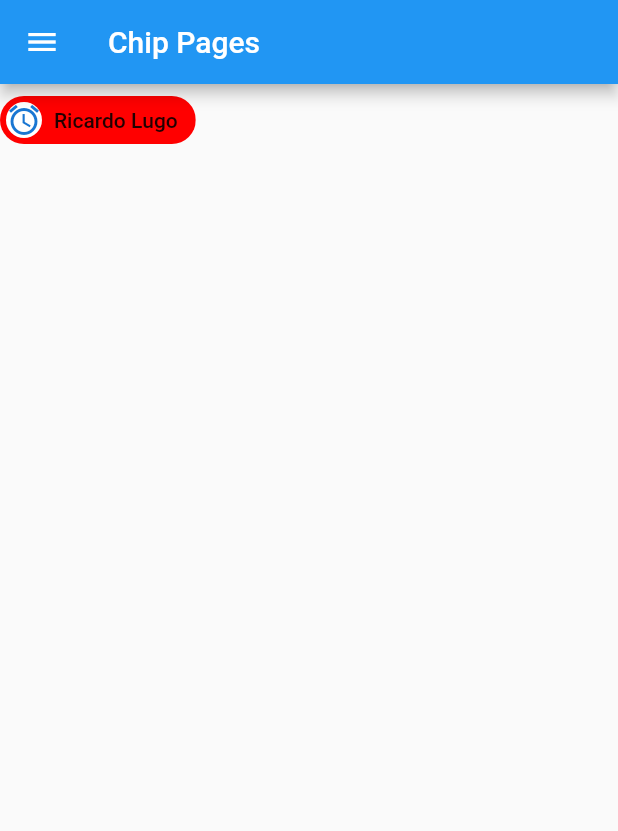
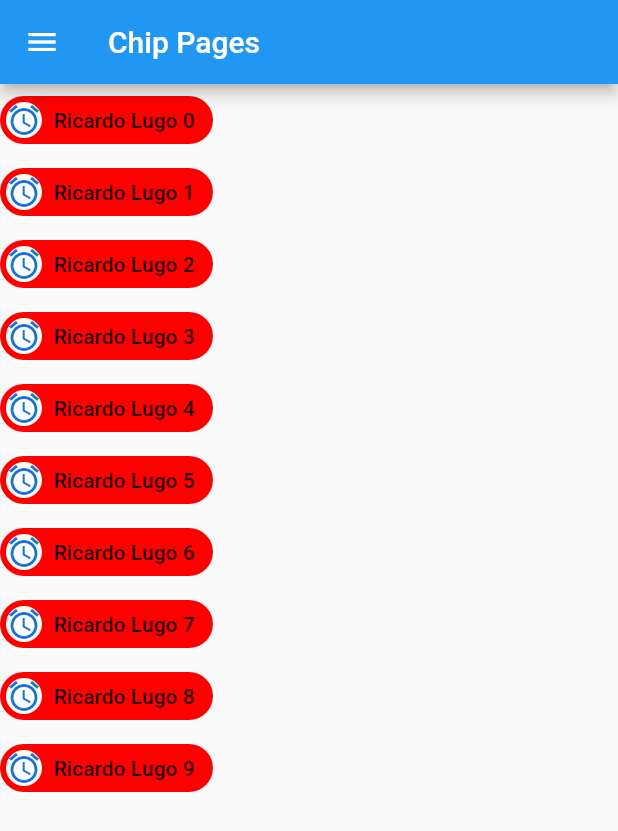
Before and after one commit to richi2050/Crea_Widgets_Flutter_RestApi_Laravel_y_Django, a Flutter app: the screen it shows after launch, on a phone screen of 412 x 824 dp. Shown: the top 831 px of the screen. Run offline on Flutter 3.47's test engine with Material 2 defaults, Android fonts, the phone set to English and light mode, and no system bars.

Commit message:
Construir un componentes de listado de chips
Construir un componentes de listado
de chips

```diff
--- a/rest_flutter/lib/pages/chip_page.dart
+++ b/rest_flutter/lib/pages/chip_page.dart
@@ -11,15 +11,22 @@ class ChipPage extends StatelessWidget {
           title: Text('Chip Pages'),
         ),
         drawer: CustomDrawer.getDrawer(context),
-        body: buildWidget(getData()));
+        body: Column(
+          children: buildWidgets(getData()),
+        ));
   }
 
   /*
    * Obtiene la data y compone el modelo
    */
-  ChipModel getData() {
-    return ChipModel.constructor(
-        "FFFFFFFF", "FFFF0000", "Ricardo Lugo", "access_alarm");
+  List<ChipModel> getData() {
+    List<ChipModel> chipModels = List();
+
+    for (int i = 0; i < 10; i++)
+      chipModels.add(ChipModel.constructor(
+          "FFFFFFFF", "FFFF0000", "Ricardo Lugo $i", "access_alarm"));
+
+    return chipModels;
   }
 
   Widget buildWidget(ChipModel chipModel) {
@@ -31,4 +38,12 @@ class ChipPage extends StatelessWidget {
         ),
         label: Text(chipModel.label));
   }
+
+  List<Widget> buildWidgets(List<ChipModel> chipModels) {
+    List<Widget> chipWidgets = List();
+    chipModels.forEach((chipModel) {
+      chipWidgets.add(buildWidget(chipModel));
+    });
+    return chipWidgets;
+  }
 }
```
